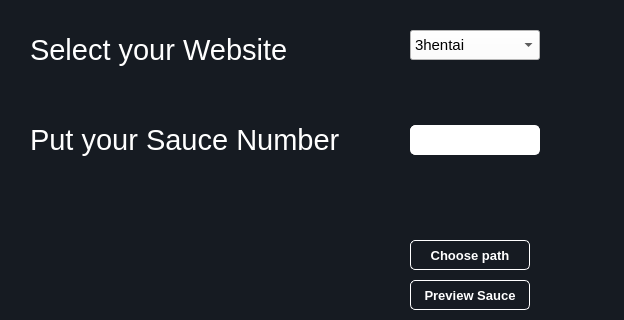
Gregory-febvin/Sauce-Engine-Dev, file Interface.ui: the form before one commit; both pictures show x 0 to 624 and y 0 to 320 of the 624 by 672 pixel window.
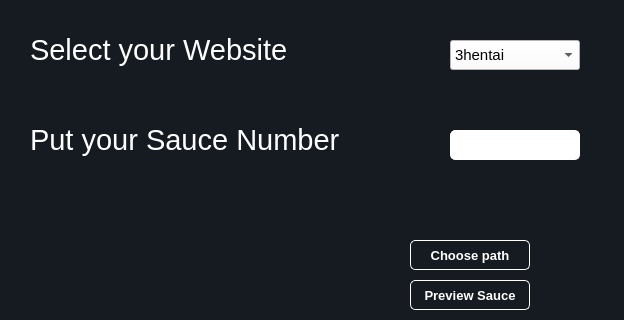
The form after the commit.

Commit message: Change some element to default UI

Patch:
```diff
--- a/Interface.ui
+++ b/Interface.ui
@@ -322,7 +322,7 @@
       <rect>
        <x>30</x>
        <y>30</y>
-       <width>260</width>
+       <width>331</width>
        <height>40</height>
       </rect>
      </property>
@@ -343,7 +343,7 @@
       <rect>
        <x>30</x>
        <y>120</y>
-       <width>311</width>
+       <width>401</width>
        <height>40</height>
       </rect>
      </property>
@@ -362,8 +362,8 @@
     <widget class="QLineEdit" name="SauceInput">
      <property name="geometry">
       <rect>
-       <x>410</x>
-       <y>125</y>
+       <x>450</x>
+       <y>130</y>
        <width>130</width>
        <height>30</height>
       </rect>
@@ -383,8 +383,8 @@
     <widget class="QComboBox" name="URLsite">
      <property name="geometry">
       <rect>
-       <x>410</x>
-       <y>30</y>
+       <x>450</x>
+       <y>40</y>
        <width>130</width>
        <height>30</height>
       </rect>
```
Left out of the diff: 2 changed lines with no effect on the pictures.
